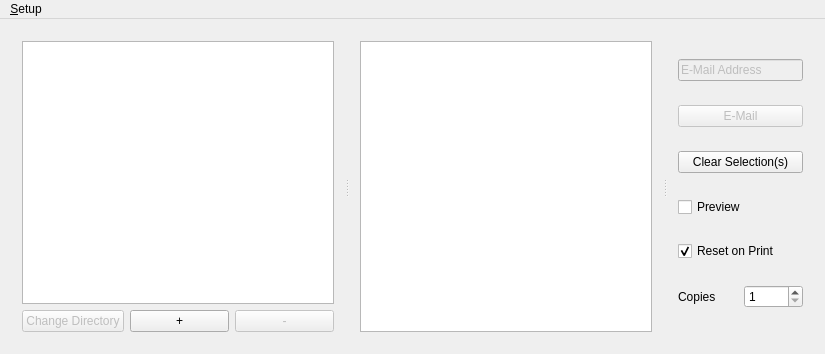
This is mainwindow.ui in zaphodbe/SantaShip as Qt 5 draws it before an edit. The edited form follows.
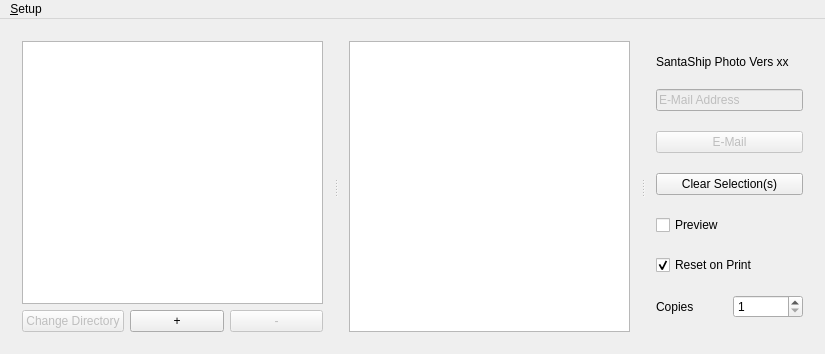
This is the edited form.

```diff
--- a/mainwindow.ui
+++ b/mainwindow.ui
@@ -102,6 +102,25 @@
       </widget>
       <widget class="QWidget" name="verticalLayoutWidget">
        <layout class="QVBoxLayout" name="verticalLayoutPrintButtons">
+        <item>
+         <widget class="QLabel" name="labelVersion">
+          <property name="sizePolicy">
+           <sizepolicy hsizetype="Preferred" vsizetype="Fixed">
+            <horstretch>0</horstretch>
+            <verstretch>0</verstretch>
+           </sizepolicy>
+          </property>
+          <property name="text">
+           <string>SantaShip Photo Vers xx</string>
+          </property>
+          <property name="alignment">
+           <set>Qt::AlignLeading|Qt::AlignLeft|Qt::AlignVCenter</set>
+          </property>
+          <property name="wordWrap">
+           <bool>true</bool>
+          </property>
+         </widget>
+        </item>
         <item>
          <widget class="QLineEdit" name="lineEditEmail">
           <property name="enabled">
```
Left out of the diff: 14 changed lines with no effect on the pictures.
